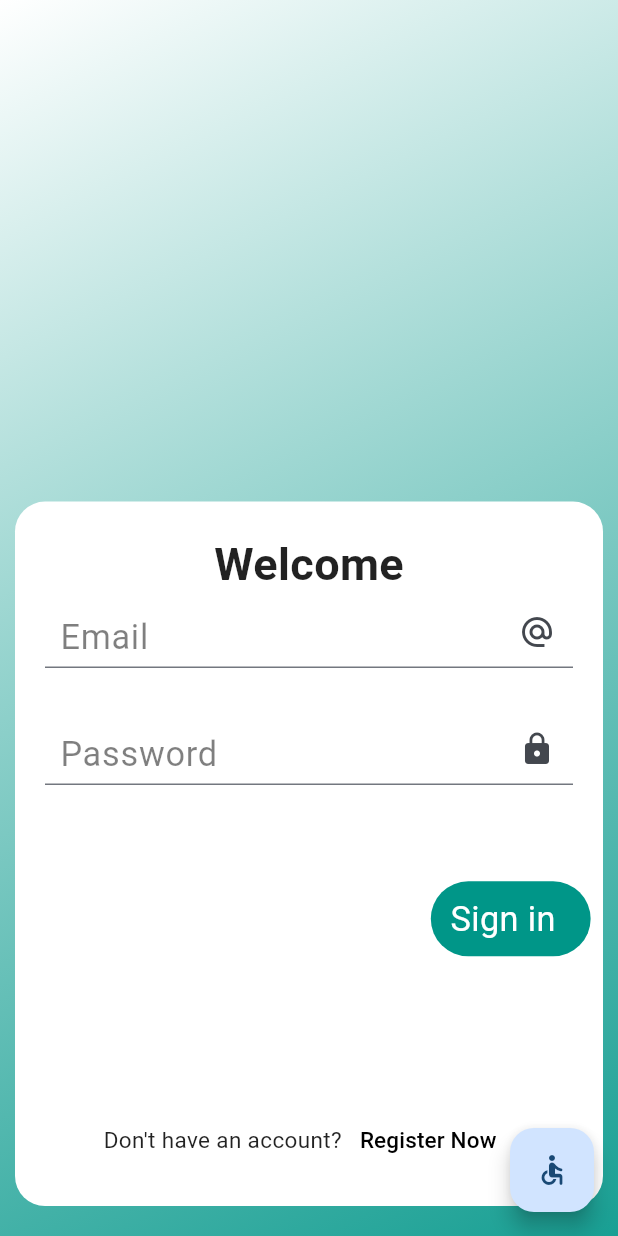
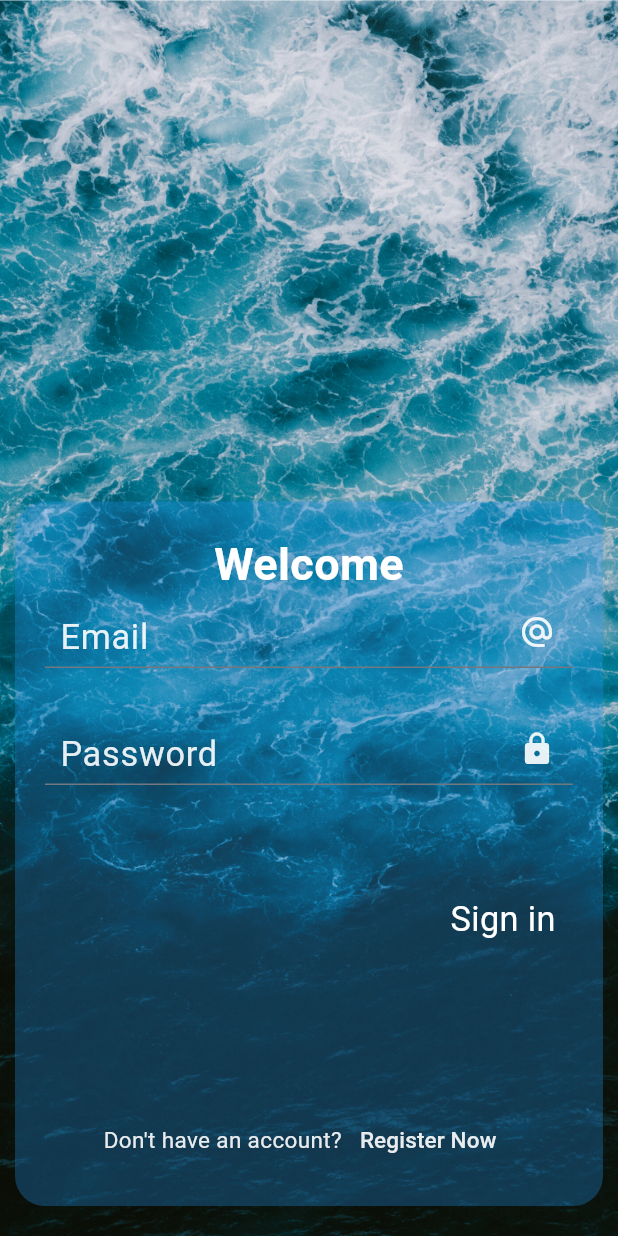
Before and after one commit to Mohammed-AboLEneen/fun-tourism, a Flutter app: the screen it shows after launch, after a tap on "Get Started >", on a phone screen of 412 x 824 dp. Run offline on Flutter 3.47's test engine with Material 2 defaults, Android fonts, the light colour scheme and no system bars; our stand-ins replace flutter_screenutil, flutter_svg, go_router, google_fonts; Roboto replaces fonts that are missing (Abel).

Commit message:
change splash screen and login screen and solve keyboard issue when is closed.

```diff
--- a/lib/cores/utils/images.dart
+++ b/lib/cores/utils/images.dart
@@ -1,5 +1,5 @@
 class ImagesClass{
 
-  static String logoImage = 'assets/images/splashIcon.svg';
-
+  static String logoImage = 'assets/images/Blue Travel Logo.svg';
+  static String welcomeImage = 'assets/images/blue white see.png';
 }
--- a/lib/cores/utils/routers.dart
+++ b/lib/cores/utils/routers.dart
@@ -6,8 +6,7 @@ import '../../features/authentication/presentation/view/login.dart';
 import '../../features/authentication/presentation/view/register.dart';
 import '../../features/home/presentation/view/home_page.dart';
 
-class RoutersCLass{
-
+class RoutersCLass {
   static String splashPage = '/';
   static String homePage = '/homePage';
   static String loginPage = '/loginPage';
@@ -21,7 +20,6 @@ class RoutersCLass{
           return const SplashPage();
         },
       ),
-
       GoRoute(
         path: homePage,
         builder: (BuildContext context, GoRouterState state) {
@@ -42,5 +40,4 @@ class RoutersCLass{
       )
     ],
   );
-
 }
--- a/lib/features/authentication/presentation/view/login.dart
+++ b/lib/features/authentication/presentation/view/login.dart
@@ -7,7 +7,8 @@ class LoginPage extends StatelessWidget {
   @override
   Widget build(BuildContext context) {
     return const Scaffold(
-
+      resizeToAvoidBottomInset: false,
+      backgroundColor: Colors.transparent,
       body: LoginBody(),
     );
   }
--- a/lib/features/authentication/presentation/view/widgets/custom_button.dart
+++ b/lib/features/authentication/presentation/view/widgets/custom_button.dart
@@ -16,7 +16,7 @@ class CustomIcon extends StatelessWidget {
     return Material(
 
       borderRadius: BorderRadius.circular(70),
-      color: Colors.teal,
+      color: Colors.transparent,
       clipBehavior: Clip.antiAliasWithSaveLayer,
 
       child: InkWell(
--- a/lib/features/authentication/presentation/view/widgets/custom_textformfield.dart
+++ b/lib/features/authentication/presentation/view/widgets/custom_textformfield.dart
@@ -20,6 +20,7 @@ class CustomTextField extends StatelessWidget {
     return TextFormField(
         textInputAction: TextInputAction.next,
         textAlignVertical: TextAlignVertical.top,
+        cursorColor: Colors.grey,
         validator: (value) {
           if (value!.isEmpty) {
             return 'This Field Is Required';
@@ -29,11 +30,11 @@ class CustomTextField extends StatelessWidget {
         controller: controller,
 
         style: TextStyle(
-            color: Colors.black.withOpacity(.8), fontSize: 20.sp),
+            color: Colors.white.withOpacity(.9), fontSize: 20.sp, ),
         decoration: InputDecoration(
 
             hintText: hint,
-            hintStyle: TextStyle(color: Colors.black.withOpacity(.5), fontSize: 20.sp),
+            hintStyle: TextStyle(color: Colors.white.withOpacity(.9), fontSize: 20.sp),
             suffixIcon: icon,
             contentPadding: padding,
         )
--- a/lib/features/authentication/presentation/view/widgets/login_body.dart
+++ b/lib/features/authentication/presentation/view/widgets/login_body.dart
@@ -1,10 +1,10 @@
 import 'package:flutter/material.dart';
 import 'package:flutter_screenutil/flutter_screenutil.dart';
+import 'package:fun_adventure/cores/utils/images.dart';
 import 'package:fun_adventure/features/authentication/presentation/view/widgets/sign_in.dart';
 import 'package:fun_adventure/features/authentication/presentation/view/widgets/welcome.dart';
 
 import 'custom_button.dart';
-import 'dart:io';
 
 class LoginBody extends StatefulWidget {
   const LoginBody({super.key});
@@ -31,35 +31,28 @@ class _LoginBodyState extends State<LoginBody> {
 
   @override
   Widget build(BuildContext context) {
-    return Container(
-      decoration: BoxDecoration(
-          gradient: LinearGradient(
-        colors: [Colors.white, Colors.teal.withOpacity(.9)],
-        begin: Alignment.topLeft,
-        end: Alignment.bottomRight,
-      )),
-      child: Scaffold(
-        backgroundColor: Colors.transparent,
+    double h = MediaQuery.of(context).size.height;
+    double w = MediaQuery.of(context).size.width;
 
-        floatingActionButton: FloatingActionButton(
-
-          onPressed: ()async{
-
-
-          },
-          child: const Icon(Icons.accessible_rounded),
+    return SingleChildScrollView(
+      child: Stack(
+        alignment: Alignment.bottomCenter,
+        children: [
+          Image.asset(
+            ImagesClass.welcomeImage,
+            fit: BoxFit.fill,
+            height: h,
           ),
-        body: Padding(
+          Padding(
             padding: const EdgeInsets.symmetric(horizontal: 10.0, vertical: 20),
             child: Column(
               children: [
-              const Spacer(),
                 Stack(
                   children: [
                     Container(
                       decoration: BoxDecoration(
                         borderRadius: BorderRadius.circular(20),
-                      color: Colors.white,
+                        color: Colors.blue.withOpacity(.3),
                       ),
                       child: SizedBox(
                         height: MediaQuery.of(context).size.height * .4 +
@@ -79,10 +72,10 @@ class _LoginBodyState extends State<LoginBody> {
                             progress * 50,
                         height: 50,
                         child: CustomIcon(
-
-                        tap: (){
-
-                          _pageController.nextPage(duration: const Duration(milliseconds: 700), curve: Curves.easeInQuint);
+                          tap: () {
+                            _pageController.nextPage(
+                                duration: const Duration(milliseconds: 700),
+                                curve: Curves.easeInQuint);
                           },
                           widget: Padding(
                             padding: const EdgeInsets.symmetric(
@@ -103,7 +96,8 @@ class _LoginBodyState extends State<LoginBody> {
                 )
               ],
             ),
-        ),
+          )
+        ],
       ),
     );
   }
--- a/lib/features/authentication/presentation/view/widgets/sign_in.dart
+++ b/lib/features/authentication/presentation/view/widgets/sign_in.dart
@@ -15,44 +15,37 @@ class _SignInPageState extends State<SignInPage> {
 
   @override
   Widget build(BuildContext context) {
-    return CustomScrollView(
-
-      slivers: [
-
-        SliverFillRemaining(
-
-
-          child: Padding(
+    return Padding(
       padding: const EdgeInsets.all(20.0),
       child: Column(
         children: [
-                const Text(
+          Text(
             'Welcome',
-                  style: TextStyle(fontSize: 30, fontWeight: FontWeight.bold),
+            style: TextStyle(fontSize: 30, fontWeight: FontWeight.bold,  color: Colors.white.withOpacity(1)),
           ),
           CustomTextField(
             controller: emailController,
             hint: 'Email',
             padding: const EdgeInsets.only(left: 10, top: 10),
-                  icon: const Icon(Icons.alternate_email),
+            icon: Icon(Icons.alternate_email, color: Colors.white.withOpacity(.9)),
           ),
           const SizedBox(
             height: 30,
           ),
           CustomTextField(
-                  controller: emailController,
+            controller: passwordController,
             hint: 'Password',
             padding: const EdgeInsets.only(left: 10, top: 10),
-                  icon: const Icon(Icons.lock),
+            icon: Icon(Icons.lock, color: Colors.white.withOpacity(.9)),
           ),
           const Spacer(),
           Row(
 
             mainAxisAlignment: MainAxisAlignment.center,
             children: [
-                    const Text(
+              Text(
                 'Don\'t have an account?',
-                      style: TextStyle(fontSize: 15),
+                style: TextStyle(fontSize: 15,  color: Colors.white.withOpacity(.9)),
               ),
               TextButton(
                 onPressed: () {},
@@ -62,16 +55,16 @@ class _SignInPageState extends State<SignInPage> {
                         (Set<MaterialState> states) {
                       if (states.contains(MaterialState.pressed)) {
                         // Return the desired color when the button is pressed
-                              return Colors.teal; // Replace with your desired color
+                        return Colors.white.withOpacity(.5); // Replace with your desired color
                       }
                       // Return the default color when the button is not pressed
                       return Colors.transparent; // Replace with your default color
                     },
                   ),
                 ),
-                      child: const Text(
+                child: Text(
                   'Register Now',
-                        style: TextStyle(fontSize: 15, color: Colors.black),
+                  style: TextStyle(fontSize: 15,  color: Colors.white.withOpacity(.9)),
                 ),
               )
             ],
@@ -79,9 +72,6 @@ class _SignInPageState extends State<SignInPage> {
 
         ],
       ),
-          ),
-        )
-      ],
     );
   }
 }
--- a/lib/features/authentication/presentation/view/widgets/welcome.dart
+++ b/lib/features/authentication/presentation/view/widgets/welcome.dart
@@ -10,10 +10,6 @@ class WelcomePage extends StatelessWidget {
   Widget build(BuildContext context) {
     return Padding(
         padding: const EdgeInsets.symmetric(horizontal: 20, vertical: 20),
-        child: CustomScrollView(
-          slivers: [
-            SliverFillRemaining(
-              hasScrollBody: false,
         child: Column(
           crossAxisAlignment: CrossAxisAlignment.stretch,
           children: [
@@ -22,21 +18,18 @@ class WelcomePage extends StatelessWidget {
                 Text(
                   'Enjoy our interesting excursions',
                   style: TextStyle(
-                            fontSize: 35.sp, fontWeight: FontWeight.bold),
+                      fontSize: 35.sp, fontWeight: FontWeight.bold, color: Colors.white.withOpacity(.9)),
                 ),
                 Opacity(
                     opacity: .7,
                     child: Text(
                       'Lots of endless fun and excitement, join us now.',
                       style: TextStyle(
-                                fontSize: 25.sp, fontWeight: FontWeight.w400),
+                          fontSize: 25.sp, fontWeight: FontWeight.w400, color: Colors.white.withOpacity(.9)),
                     )),
               ],
             ),
           ],
-              ),
-            )
-          ],
         ));
   }
 }
--- /dev/null
+++ b/lib/features/onboarding/presentation/view/widgets/onbarding_body.dart
@@ -0,0 +1,13 @@
+import 'package:flutter/material.dart';
+
+class OnBoardingBody extends StatelessWidget {
+  const OnBoardingBody({super.key});
+
+  @override
+  Widget build(BuildContext context) {
+    return const Scaffold(
+
+
+    );
+  }
+}
--- a/lib/features/splash/presentation/view/widgets/splash_body.dart
+++ b/lib/features/splash/presentation/view/widgets/splash_body.dart
@@ -1,6 +1,6 @@
 import 'package:flutter/material.dart';
-import 'package:flutter_screenutil/flutter_screenutil.dart';
 import 'package:flutter_svg/svg.dart';
+import 'package:fun_adventure/features/authentication/presentation/view/login.dart';
 import 'package:go_router/go_router.dart';
 
 import '../../../../../cores/utils/images.dart';
@@ -15,9 +15,7 @@ class SplashViewBody extends StatefulWidget {
 
 class _SplashViewBodyState extends State<SplashViewBody>
     with SingleTickerProviderStateMixin {
-
   late AnimationController _animationController;
-  late Animation<Offset> _slideAnimation;
 
   @override
   void initState() {
@@ -35,24 +33,10 @@ class _SplashViewBodyState extends State<SplashViewBody>
 
   @override
   Widget build(BuildContext context) {
-    return Container(
+    double h = MediaQuery.of(context).size.height;
+    double w = MediaQuery.of(context).size.width;
 
-      decoration: BoxDecoration(
-
-          gradient: LinearGradient(
-
-            colors: [
-
-              Colors.white,
-
-              Colors.teal.withOpacity(.9)
-            ],
-            begin: Alignment.topLeft,
-            end: Alignment.bottomRight,
-          )
-      ),
-      child: Scaffold(
-
+    return Scaffold(
       backgroundColor: Colors.transparent,
       body: Padding(
         padding: const EdgeInsets.symmetric(horizontal: 10.0),
@@ -60,28 +44,17 @@ class _SplashViewBodyState extends State<SplashViewBody>
           mainAxisAlignment: MainAxisAlignment.center,
           crossAxisAlignment: CrossAxisAlignment.stretch,
           children: [
-              SvgPicture.asset(ImagesClass.logoImage, height: MediaQuery.of(context).size.height * .3,),
-              SizedBox(
-                height: 30.h,
-              ),
             AnimatedBuilder(
-                  animation: _slideAnimation,
-                  builder: (context, child) {
-                    return SlideTransition(
-                      position: _slideAnimation,
-                      child: Opacity(
-
-                        opacity: _animationController.value,
-                        child: Text(
-                          'Enjoy traveling anywhere you want',
-                          style: TextStyle(fontSize: 25.sp,fontStyle: FontStyle.italic),
-                          textAlign: TextAlign.center,
-                        ),
+                animation: _animationController,
+                builder: (_, __) {
+                  return SizedBox(
+                    height: (h * .1 * _animationController.value) + h * .3,
+                    child: SvgPicture.asset(
+                      ImagesClass.logoImage,
                     ),
                   );
                 })
           ],
-          ),
         ),
       ),
     );
@@ -93,19 +66,15 @@ class _SplashViewBodyState extends State<SplashViewBody>
       duration: const Duration(seconds: 2),
     );
 
-    // Define the slide animation using Tween and CurvedAnimation
-    _slideAnimation = Tween<Offset>(
-      begin: const Offset(0, 1),
-      end: const Offset(0, 0),
-    ).animate(_animationController);
-
     _animationController.forward();
   }
 
-  void futureNavigate(){
-
+  void futureNavigate() {
     Future.delayed(const Duration(seconds: 5), () {
-      context.push(RoutersCLass.loginPage);
+      Navigator.pushAndRemoveUntil(
+          context,
+          MaterialPageRoute(builder: (context) => LoginPage()),
+          (route) => false);
     });
   }
 }
--- a/lib/main.dart
+++ b/lib/main.dart
@@ -1,6 +1,6 @@
 import 'package:flutter/material.dart';
 import 'package:flutter_screenutil/flutter_screenutil.dart';
-import 'package:fun_adventure/cores/utils/routers.dart';
+import 'package:fun_adventure/features/splash/presentation/view/splash.dart';
 import 'package:google_fonts/google_fonts.dart';
 
 void main() {
@@ -17,16 +17,15 @@ class MyApp extends StatelessWidget {
       designSize: const Size(360, 690),
       minTextAdapt: true,
       splitScreenMode: true,
-      builder: (context, child) => MaterialApp.router(
+      builder: (context, child) => MaterialApp(
         title: 'Flutter Demo',
         theme: ThemeData(
-
-
-          textTheme: GoogleFonts.abelTextTheme(ThemeData.light().textTheme),
-          colorScheme: ColorScheme.fromSeed(primary: Colors.white, seedColor: Colors.blue),
-          useMaterial3: true,
-        ),
-        routerConfig: RoutersCLass.router,
+            textTheme: GoogleFonts.abelTextTheme(ThemeData.light().textTheme),
+            colorScheme: ColorScheme.fromSeed(
+                primary: Colors.white, seedColor: Colors.blue),
+            useMaterial3: true,
+            scaffoldBackgroundColor: Colors.transparent),
+        home: const SplashPage(),
         debugShowCheckedModeBanner: false,
       ),
     );
--- a/pubspec.yaml
+++ b/pubspec.yaml
@@ -76,7 +76,7 @@ flutter:
   #   - images/a_dot_ham.jpeg
 
   assets:
-    - assets/images/splashIcon.svg
+    - assets/images/
 
   # An image asset can refer to one or more resolution-specific "variants", see
   # https://flutter.dev/assets-and-images/#resolution-aware
```
Also changed, not shown: assets/images/Blue Travel Logo.svg (added), assets/images/blue white see.png (added), lib/features/onboarding/presentation/view/onboarding.dart (added), pubspec.lock. Lines whose indentation alone changed are shown as unchanged.
